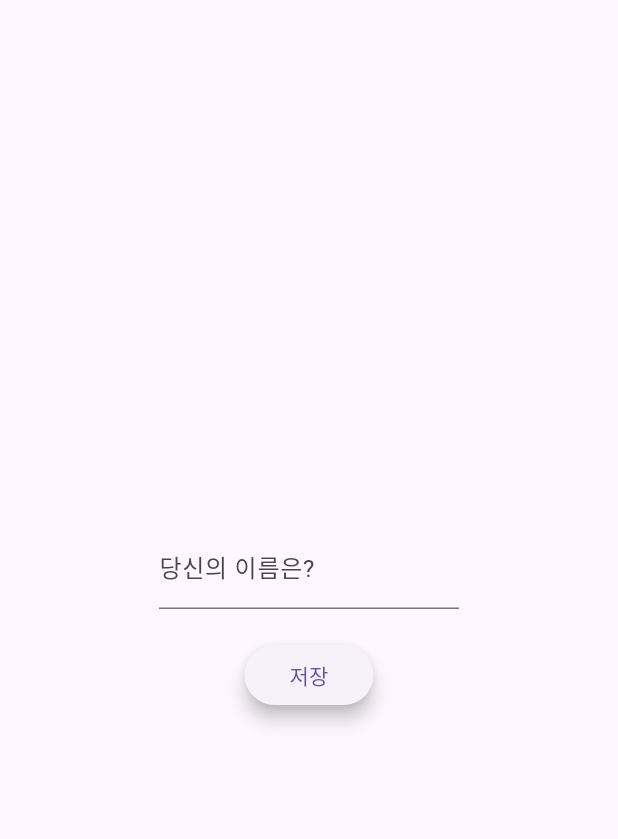
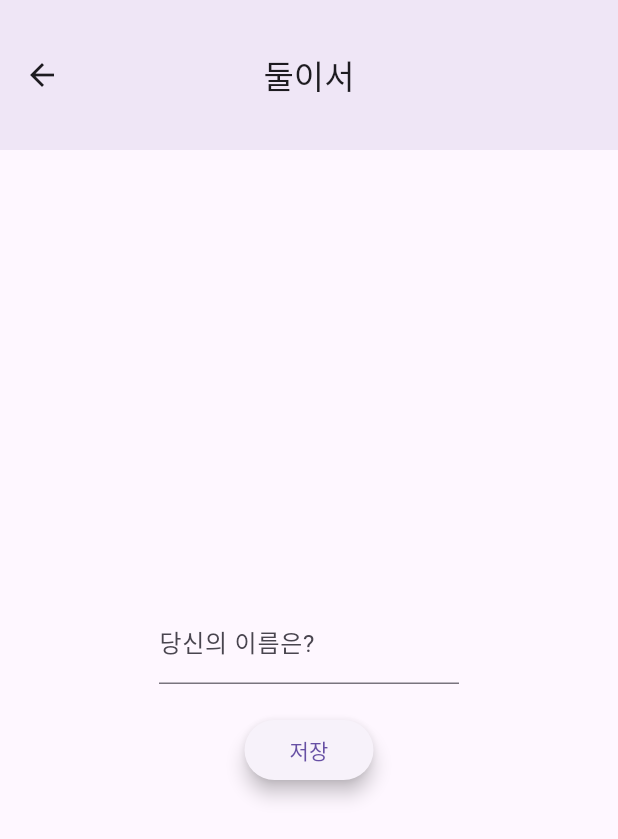
Before and after one commit to tyange/both_of_us, a Flutter app: the MeScreen screen opened directly, on a phone screen of 412 x 824 dp. Shown: the top 839 px of the screen. Run offline on Flutter 3.47's test engine with Material 2 defaults, Android fonts, the phone set to English and light mode, and no system bars; our stand-ins replace flutter_speed_dial; missing offline and left inert: add_2_calendar.

Commit message:
added app bar

```diff
--- a/lib/screens/first_day.dart
+++ b/lib/screens/first_day.dart
@@ -54,6 +54,12 @@ class _FirstDayScreenState extends State<FirstDayScreen> {
   @override
   Widget build(BuildContext context) {
     return Scaffold(
+      appBar: AppBar(
+        centerTitle: true,
+        toolbarHeight: 100,
+        elevation: 5,
+        title: const Text('둘이서'),
+      ),
       resizeToAvoidBottomInset: false,
       body: CenterColumn(
         children: [
--- a/lib/screens/lover.dart
+++ b/lib/screens/lover.dart
@@ -51,6 +51,12 @@ class _LoverScreenState extends State<LoverScreen> {
   @override
   Widget build(BuildContext context) {
     return Scaffold(
+      appBar: AppBar(
+        centerTitle: true,
+        toolbarHeight: 100,
+        elevation: 5,
+        title: const Text('둘이서'),
+      ),
       resizeToAvoidBottomInset: false,
       body: NameTextFieldArea(
         controller: _loverNameController,
--- a/lib/screens/me.dart
+++ b/lib/screens/me.dart
@@ -45,6 +45,12 @@ class _MeScreenState extends State<MeScreen> {
   @override
   Widget build(BuildContext context) {
     return Scaffold(
+      appBar: AppBar(
+        centerTitle: true,
+        toolbarHeight: 100,
+        elevation: 5,
+        title: const Text('둘이서'),
+      ),
       resizeToAvoidBottomInset: false,
       body: NameTextFieldArea(
         controller: _meNameController,
```
